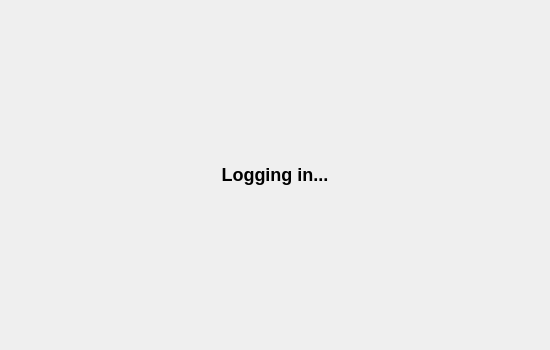
Before: the Qt Designer form haven-twitter/splashdialogue.ui in noodlecollie/haven-twitter, drawn with Qt 5.
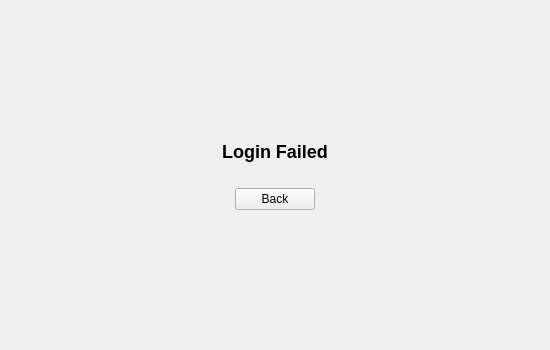
After: the same form once the commit is applied.

```diff
--- a/haven-twitter/splashdialogue.ui
+++ b/haven-twitter/splashdialogue.ui
@@ -64,7 +64,7 @@
      <item>
       <widget class="QStackedWidget" name="pages">
        <property name="currentIndex">
-        <number>2</number>
+        <number>3</number>
        </property>
        <widget class="QWidget" name="splashPage">
         <layout class="QVBoxLayout" name="verticalLayout_4">
@@ -301,6 +301,96 @@
          </item>
         </layout>
        </widget>
+       <widget class="QWidget" name="loginFailedPage">
+        <layout class="QVBoxLayout" name="verticalLayout_7">
+         <item>
+          <spacer name="verticalSpacer_2">
+           <property name="orientation">
+            <enum>Qt::Vertical</enum>
+           </property>
+           <property name="sizeHint" stdset="0">
+            <size>
+             <width>20</width>
+             <height>40</height>
+            </size>
+           </property>
+          </spacer>
+         </item>
+         <item>
+          <widget class="QLabel" name="loginFailedTitleLabel">
+           <property name="text">
+            <string>&lt;h2&gt;Login Failed&lt;/h2&gt;</string>
+           </property>
+           <property name="alignment">
+            <set>Qt::AlignCenter</set>
+           </property>
+          </widget>
+         </item>
+         <item>
+          <widget class="QLabel" name="loginFailedDescLabel">
+           <property name="text">
+            <string>&lt;Login failure goes here&gt;</string>
+           </property>
+           <property name="alignment">
+            <set>Qt::AlignCenter</set>
+           </property>
+          </widget>
+         </item>
+         <item>
+          <layout class="QHBoxLayout" name="horizontalLayout_4">
+           <property name="bottomMargin">
+            <number>0</number>
+           </property>
+           <item>
+            <spacer name="horizontalSpacer">
+             <property name="orientation">
+              <enum>Qt::Horizontal</enum>
+             </property>
+             <property name="sizeHint" stdset="0">
+              <size>
+               <width>40</width>
+               <height>20</height>
+              </size>
+             </property>
+            </spacer>
+           </item>
+           <item>
+            <widget class="QPushButton" name="failureBackButton">
+             <property name="text">
+              <string>Back</string>
+             </property>
+            </widget>
+           </item>
+           <item>
+            <spacer name="horizontalSpacer_2">
+             <property name="orientation">
+              <enum>Qt::Horizontal</enum>
+             </property>
+             <property name="sizeHint" stdset="0">
+              <size>
+               <width>40</width>
+               <height>20</height>
+              </size>
+             </property>
+            </spacer>
+           </item>
+          </layout>
+         </item>
+         <item>
+          <spacer name="verticalSpacer">
+           <property name="orientation">
+            <enum>Qt::Vertical</enum>
+           </property>
+           <property name="sizeHint" stdset="0">
+            <size>
+             <width>20</width>
+             <height>40</height>
+            </size>
+           </property>
+          </spacer>
+         </item>
+        </layout>
+       </widget>
       </widget>
      </item>
     </layout>
```
Left out of the diff: 52 changed lines with no effect on the pictures.
